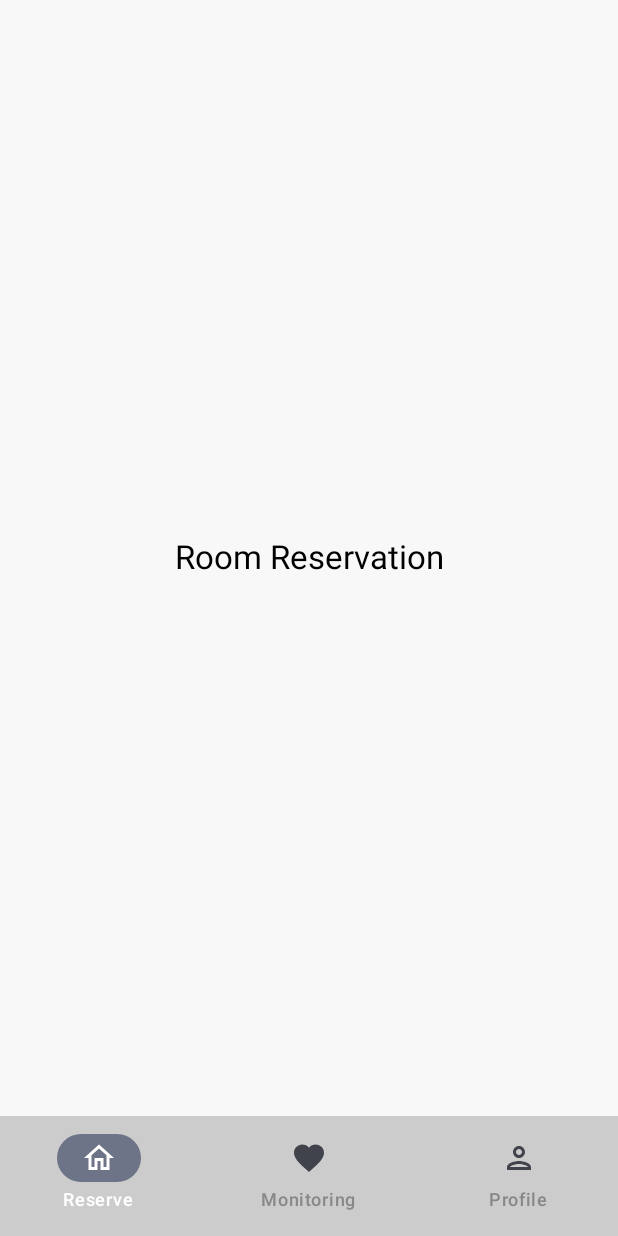
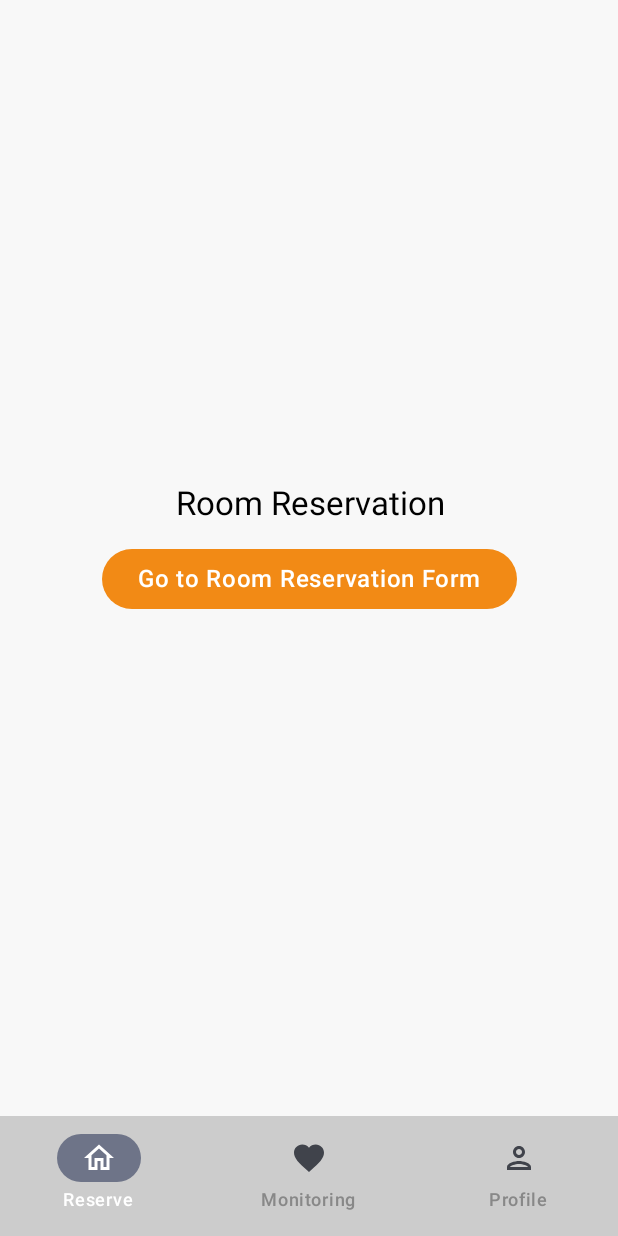
Before and after one commit to Lab-FSD-UMN/mobile-fsd-jetpack, an Android app built with Jetpack Compose: the screen it shows after launch (MainActivity), after a tap on "Room Reservation", on a phone screen of 412 x 824 dp. Run offline under Robolectric (Android 15) with nearby library versions, the phone set to English and light mode, and no system bars.

Commit message:
add : reservation form pages
+ item and room reservation form page
+ route and nav

```diff
--- a/app/src/main/java/com/example/mobile_fsd_jetpack/navigation/NavigationGraph.kt
+++ b/app/src/main/java/com/example/mobile_fsd_jetpack/navigation/NavigationGraph.kt
@@ -10,7 +10,9 @@ import com.example.mobile_fsd_jetpack.LoginActivity
 import com.example.mobile_fsd_jetpack.pages.MonitoringScreen
 import com.example.mobile_fsd_jetpack.pages.ProfileScreen
 import com.example.mobile_fsd_jetpack.pages.ReservationScreen
+import com.example.mobile_fsd_jetpack.pages.reservation.ItemReservationFormScreen
 import com.example.mobile_fsd_jetpack.pages.reservation.ItemReservationScreen
+import com.example.mobile_fsd_jetpack.pages.reservation.RoomReservationFormScreen
 import com.example.mobile_fsd_jetpack.pages.reservation.RoomReservationScreen
 
 // Screens to displayed are defined in another file /pages
@@ -40,5 +42,13 @@ fun NavigationGraph(navController: NavHostController) {
         composable(ReservationRoutes.ItemReservation.route) {
             ItemReservationScreen(navController = navController)
         }
+        composable(ReservationRoutes.RoomReservationForm.route) {
+            RoomReservationFormScreen()
+        }
+        composable(ReservationRoutes.ItemReservationForm.route) {
+            ItemReservationFormScreen()
+        }
+
+        // MONITORING
     }
 }
--- a/app/src/main/java/com/example/mobile_fsd_jetpack/pages/reservation/RoomReservationScreen.kt
+++ b/app/src/main/java/com/example/mobile_fsd_jetpack/pages/reservation/RoomReservationScreen.kt
@@ -14,7 +14,9 @@ import androidx.compose.ui.graphics.Color
 import androidx.compose.ui.text.style.TextAlign
 import androidx.compose.ui.unit.dp
 import androidx.navigation.NavController
+import com.example.mobile_fsd_jetpack.navigation.ReservationRoutes
 import com.example.mobile_fsd_jetpack.ui.theme.Background
+import com.example.mobile_fsd_jetpack.ui.theme.PrimaryTextButton
 
 @Composable
 fun RoomReservationScreen(navController: NavController?= null) {
@@ -32,5 +34,13 @@ fun RoomReservationScreen(navController: NavController?= null) {
             modifier = Modifier.align(Alignment.CenterHorizontally),
             textAlign = TextAlign.Center,
         )
+        PrimaryTextButton(
+            text = "Go to Room Reservation Form",
+            onClick = {},
+            navController = navController,
+            route = ReservationRoutes.RoomReservationForm.route,
+            modifier = Modifier
+                .padding(start = 24.dp, top = 12.dp, end = 24.dp, bottom = 12.dp)
+        )
     }
 }
```
Also changed, not shown: app/src/main/java/com/example/mobile_fsd_jetpack/navigation/NavRoutes.kt (+8 -0 lines), app/src/main/java/com/example/mobile_fsd_jetpack/pages/reservation/ItemReservationFormScreen.kt (added, +36 -0 lines), app/src/main/java/com/example/mobile_fsd_jetpack/pages/reservation/RoomReservationFormScreen.kt (added, +36 -0 lines).
